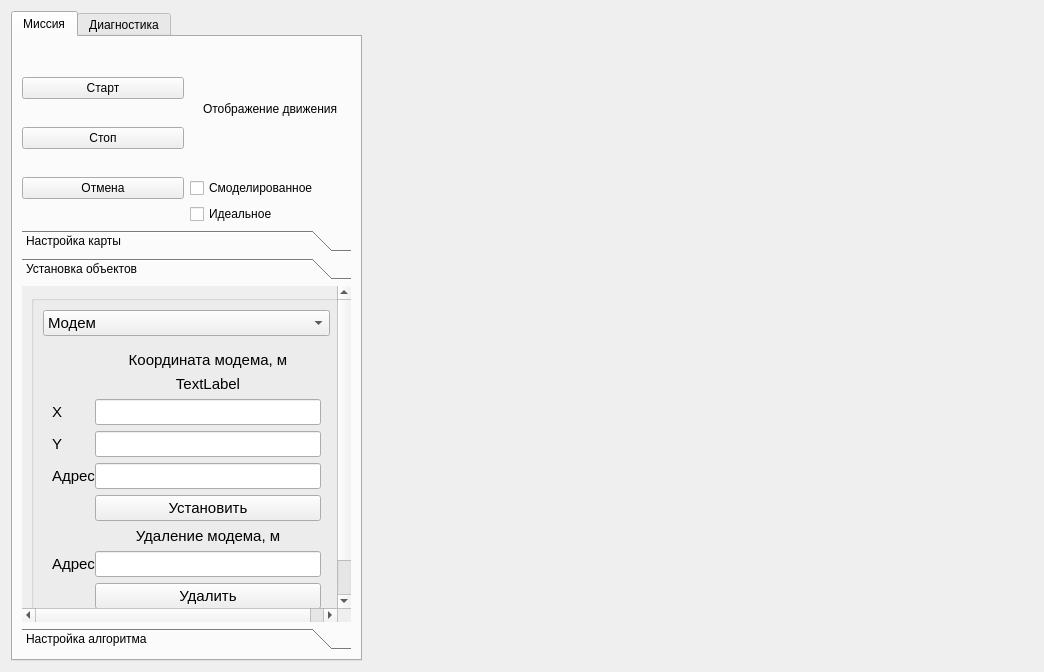
The window that widget.ui (lch1204/ProjectQtSem3) describes before a commit, drawn with Qt 5.
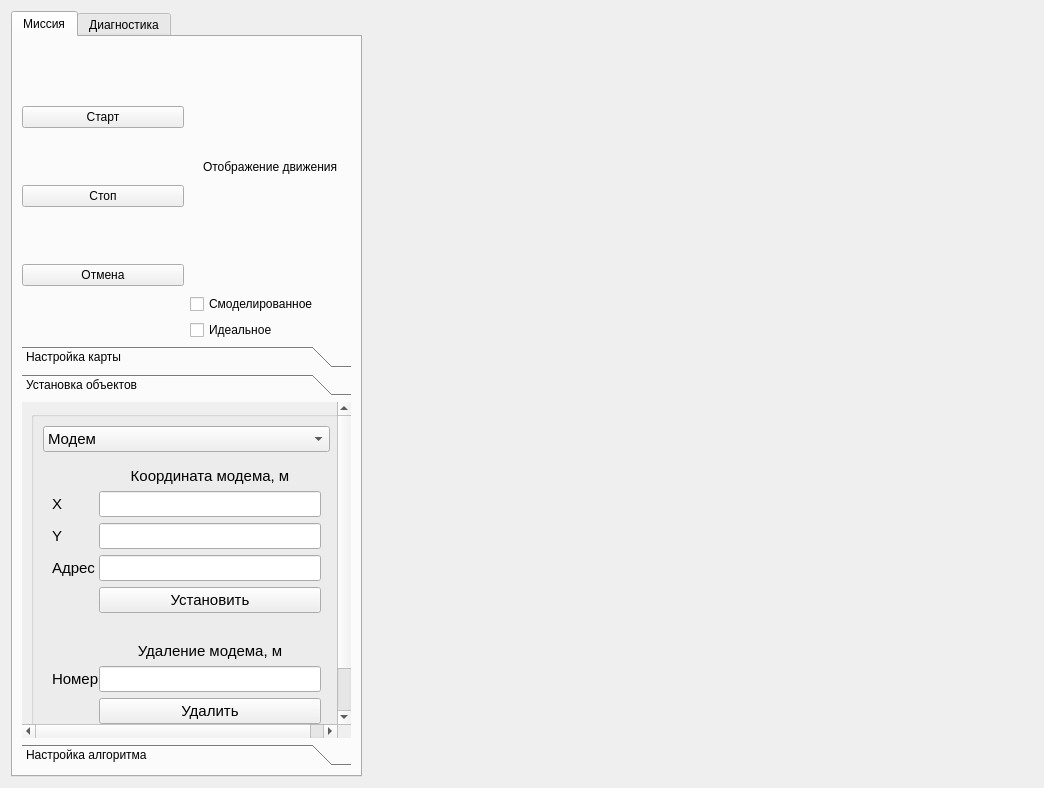
The same window after the commit. The open tabs and pages were chosen to show the change. Custom widgets are drawn as their Qt base class.

```diff
--- a/widget.ui
+++ b/widget.ui
@@ -7,7 +7,7 @@
     <x>0</x>
     <y>0</y>
     <width>1044</width>
-    <height>672</height>
+    <height>788</height>
    </rect>
   </property>
   <property name="palette">
@@ -795,7 +795,7 @@
                 <x>0</x>
                 <y>0</y>
                 <width>404</width>
-                <height>373</height>
+                <height>381</height>
                </rect>
               </property>
               <attribute name="label">
@@ -1274,7 +1274,7 @@
                     <item>
                      <widget class="QStackedWidget" name="stackedWidget">
                       <property name="currentIndex">
-                       <number>0</number>
+                       <number>1</number>
                       </property>
                       <widget class="QWidget" name="modem">
                        <layout class="QVBoxLayout" name="verticalLayout_9">
@@ -1298,7 +1298,17 @@
                           <property name="bottomMargin">
                            <number>0</number>
                           </property>
-                          <item row="2" column="0">
+                          <item row="0" column="1">
+                           <widget class="QLabel" name="label">
+                            <property name="text">
+                             <string>Координата модема, м</string>
+                            </property>
+                            <property name="alignment">
+                             <set>Qt::AlignCenter</set>
+                            </property>
+                           </widget>
+                          </item>
+                          <item row="1" column="0">
                            <widget class="QLabel" name="xLabel">
                             <property name="text">
                              <string>X</string>
@@ -1308,30 +1318,63 @@
                             </property>
                            </widget>
                           </item>
-                          <item row="2" column="1">
+                          <item row="1" column="1">
                            <widget class="QLineEdit" name="xModemLineEdit"/>
                           </item>
-                          <item row="3" column="0">
+                          <item row="2" column="0">
                            <widget class="QLabel" name="yModemLabel">
                             <property name="text">
                              <string>Y</string>
                             </property>
                            </widget>
                           </item>
-                          <item row="3" column="1">
+                          <item row="2" column="1">
                            <widget class="QLineEdit" name="yModemLineEdit"/>
                           </item>
-                          <item row="5" column="1">
+                          <item row="3" column="0">
+                           <widget class="QLabel" name="Label_11">
+                            <property name="text">
+                             <string>Адрес</string>
+                            </property>
+                           </widget>
+                          </item>
+                          <item row="3" column="1">
+                           <widget class="QLineEdit" name="numberModemLineEdit"/>
+                          </item>
+                          <item row="4" column="1">
                            <widget class="QPushButton" name="pbSet">
                             <property name="text">
                              <string>Установить</string>
                             </property>
                            </widget>
                           </item>
-                          <item row="0" column="1">
-                           <widget class="QLabel" name="label">
+                          <item row="5" column="1">
+                           <widget class="QLabel" name="labelErrorSetModem">
+                            <property name="font">
+                             <font>
+                              <pointsize>11</pointsize>
+                              <italic>true</italic>
+                              <bold>false</bold>
+                              <underline>false</underline>
+                              <strikeout>false</strikeout>
+                              <kerning>true</kerning>
+                             </font>
+                            </property>
+                            <property name="mouseTracking">
+                             <bool>false</bool>
+                            </property>
                             <property name="text">
-                             <string>Координата модема, м</string>
+                             <string/>
+                            </property>
+                            <property name="alignment">
+                             <set>Qt::AlignCenter</set>
+                            </property>
+                           </widget>
+                          </item>
+                          <item row="6" column="1">
+                           <widget class="QLabel" name="label_2">
+                            <property name="text">
+                             <string>Удаление модема, м</string>
                             </property>
                             <property name="alignment">
                              <set>Qt::AlignCenter</set>
@@ -1341,23 +1384,13 @@
                           <item row="7" column="0">
                            <widget class="QLabel" name="Label">
                             <property name="text">
-                             <string>Адрес</string>
+                             <string>Номер</string>
                             </property>
                            </widget>
                           </item>
                           <item row="7" column="1">
                            <widget class="QLineEdit" name="numberDelModemLineEdit"/>
                           </item>
-                          <item row="6" column="1">
-                           <widget class="QLabel" name="label_2">
-                            <property name="text">
-                             <string>Удаление модема, м</string>
-                            </property>
-                            <property name="alignment">
-                             <set>Qt::AlignCenter</set>
-                            </property>
-                           </widget>
-                          </item>
                           <item row="8" column="1">
                            <widget class="QPushButton" name="pbDel">
                             <property name="text">
@@ -1365,20 +1398,16 @@
                             </property>
                            </widget>
                           </item>
-                          <item row="4" column="1">
-                           <widget class="QLineEdit" name="numberModemLineEdit"/>
-                          </item>
-                          <item row="4" column="0">
-                           <widget class="QLabel" name="Label_11">
-                            <property name="text">
-                             <string>Адрес</string>
+                          <item row="9" column="1">
+                           <widget class="QLabel" name="labelErrorDelModem">
+                            <property name="font">
+                             <font>
+                              <pointsize>11</pointsize>
+                              <italic>true</italic>
+                             </font>
                             </property>
-                           </widget>
-                          </item>
-                          <item row="1" column="1">
-                           <widget class="QLabel" name="labelSetErrorObject">
                             <property name="text">
-                             <string>TextLabel</string>
+                             <string/>
                             </property>
                             <property name="alignment">
                              <set>Qt::AlignCenter</set>
@@ -1430,6 +1459,9 @@
                               <property name="text">
                                <string>Установить</string>
                               </property>
+                              <property name="checkable">
+                               <bool>true</bool>
+                              </property>
                              </widget>
                             </item>
                            </layout>
```
